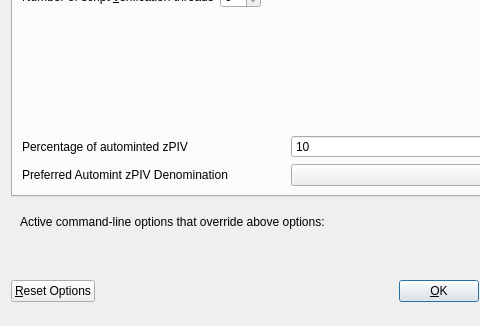
Before: the Qt Designer form src/qt/forms/optionsdialog.ui in smupyknight/htc-pivx, drawn with Qt 5; both pictures show x 0 to 480 and y 116 to 442 of the 576 by 442 pixel window.
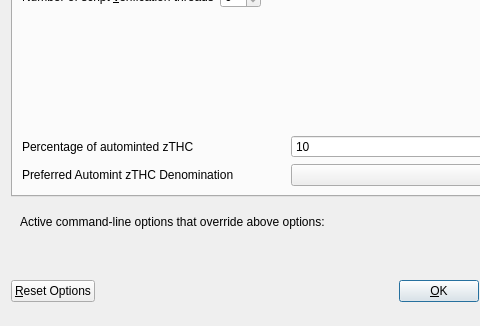
After: the same form once the commit is applied. Custom widgets are drawn as their Qt base class.

```diff
--- a/src/qt/forms/optionsdialog.ui
+++ b/src/qt/forms/optionsdialog.ui
@@ -138,7 +138,7 @@
             <string>Percentage of incoming PIV which get automatically converted to zPIV via Zerocoin Protocol (min: 10%)</string>
            </property>
            <property name="text">
-            <string>Percentage of autominted zPIV</string>
+            <string>Percentage of autominted zTHC</string>
            </property>
           </widget>
          </item>
@@ -171,7 +171,7 @@
             <string>Wait with automatic conversion to Zerocoin until enough PIV for this denomination is available</string>
            </property>
            <property name="text">
-            <string>Preferred Automint zPIV Denomination</string>
+            <string>Preferred Automint zTHC Denomination</string>
            </property>
           </widget>
          </item>
```
Left out of the diff: 6 changed lines with no effect on the pictures.
